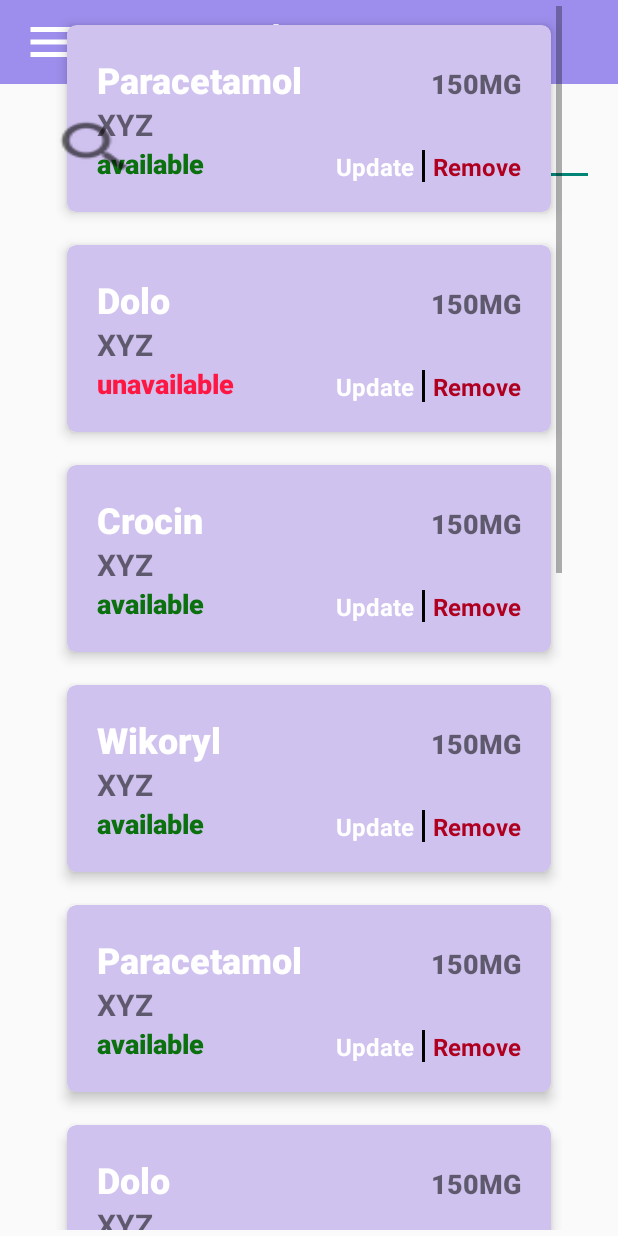
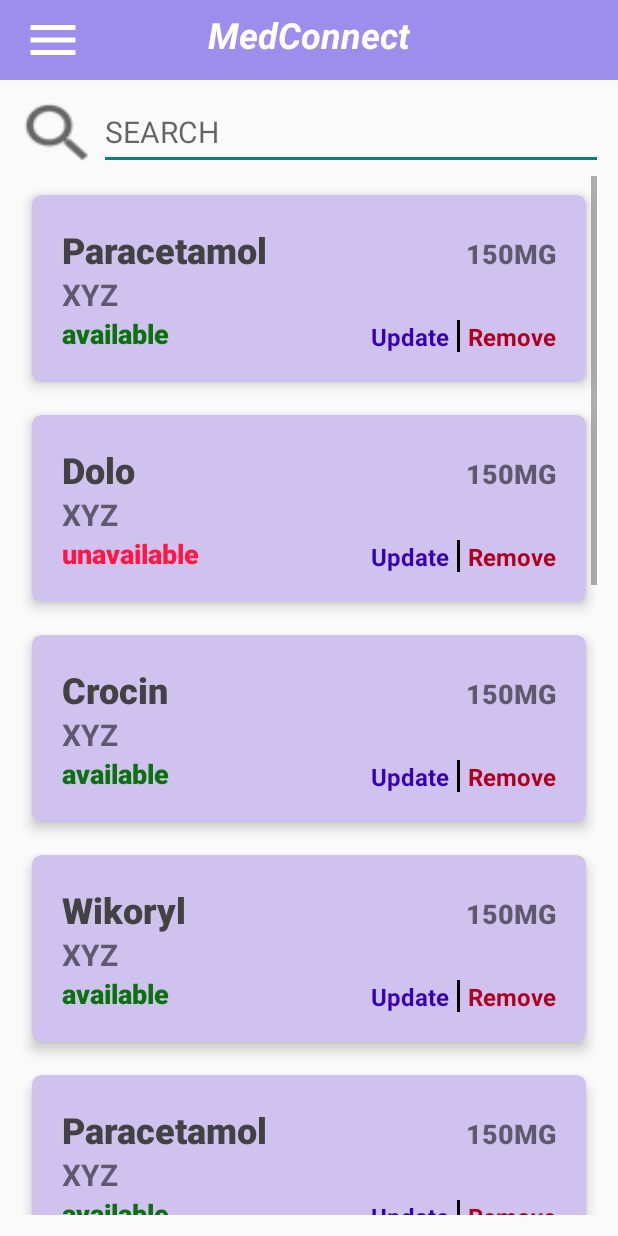
Before and after one commit to shobhi1310/MedConnect, an Android app: the ShopOwnerHome screen opened directly, with no data from a screen before it, on a phone screen of 412 x 824 dp. Run offline under Robolectric (Android 15) with nearby library versions, the phone set to English and light mode, and no system bars.

Commit message:
Shop Owner home page error fixed

```diff
--- a/app/src/main/res/layout/activity_shopowner_home_page.xml
+++ b/app/src/main/res/layout/activity_shopowner_home_page.xml
@@ -8,7 +8,8 @@
     android:id="@+id/sideNavbar"
     tools:context="com.example.medconnect.ShopOwnerHome">
 
-    <androidx.constraintlayout.widget.ConstraintLayout
+    <LinearLayout
+        android:orientation="vertical"
         android:layout_width="match_parent"
         android:layout_height="match_parent">
 
@@ -16,7 +17,7 @@
         <RelativeLayout
             android:id="@+id/toolBar"
             android:layout_width="match_parent"
-            android:layout_height="?actionBarSize"
+            android:layout_height="53dp"
             android:background="@color/purple"
             android:gravity="center_vertical"
             android:orientation="horizontal"
@@ -51,50 +52,81 @@
 
         </RelativeLayout>
 
+        <LinearLayout
+            android:layout_width="match_parent"
+            android:layout_height="match_parent"
+            android:orientation="vertical"
+            android:padding="10dp"
+            tools:layout_editor_absoluteY="49dp">
+
+            <!--        <Button-->
+            <!--            android:id="@+id/button4"-->
+            <!--            android:layout_width="59dp"-->
+            <!--            android:layout_height="43dp"-->
+            <!--            android:layout_marginTop="76dp"-->
+            <!--            android:background="?android:attr/actionModeWebSearchDrawable"-->
+            <!--            card_view:layout_constraintEnd_toStartOf="@+id/editTextTextPersonName2"-->
+            <!--            card_view:layout_constraintHorizontal_bias="1.0"-->
+            <!--            card_view:layout_constraintStart_toStartOf="parent"-->
+            <!--            card_view:layout_constraintTop_toTopOf="parent"-->
+            <!--            tools:layout_conversion_absoluteHeight="50dp"-->
+            <!--            tools:layout_conversion_absoluteWidth="56dp" />-->
+
+            <!--        <EditText-->
+            <!--            android:id="@+id/editTextTextPersonName2"-->
+            <!--            android:layout_width="wrap_content"-->
+            <!--            android:layout_height="wrap_content"-->
+            <!--            android:layout_marginTop="76dp"-->
+            <!--            android:layout_marginEnd="16dp"-->
+            <!--            android:ems="13"-->
+            <!--            android:hint="SEARCH"-->
+            <!--            android:inputType="textPersonName"-->
+            <!--            android:textSize="20dp"-->
+            <!--            card_view:layout_constraintEnd_toEndOf="parent"-->
+            <!--            card_view:layout_constraintTop_toTopOf="parent"-->
+            <!--            tools:layout_conversion_absoluteHeight="50dp"-->
+            <!--            tools:layout_conversion_absoluteWidth="336dp" />-->
+
+            <LinearLayout
+                android:layout_width="match_parent"
+                android:layout_height="wrap_content"
+                android:orientation="horizontal">
+
                 <Button
                     android:id="@+id/button4"
-            android:layout_width="59dp"
-            android:layout_height="43dp"
-            android:layout_marginTop="76dp"
-            android:background="?android:attr/actionModeWebSearchDrawable"
-            card_view:layout_constraintEnd_toStartOf="@+id/editTextTextPersonName2"
-            card_view:layout_constraintHorizontal_bias="1.0"
-            card_view:layout_constraintStart_toStartOf="parent"
-            card_view:layout_constraintTop_toTopOf="parent"
-            tools:layout_conversion_absoluteHeight="50dp"
-            tools:layout_conversion_absoluteWidth="56dp" />
+                    android:layout_width="56dp"
+                    android:layout_height="match_parent"
+                    android:layout_weight="0"
+                    android:background="?android:attr/actionModeWebSearchDrawable" />
 
                 <EditText
                     android:id="@+id/editTextTextPersonName2"
-            android:layout_width="wrap_content"
-            android:layout_height="wrap_content"
-            android:layout_marginTop="76dp"
-            android:layout_marginEnd="16dp"
+                    android:layout_width="match_parent"
+                    android:layout_height="match_parent"
                     android:ems="13"
                     android:hint="SEARCH"
                     android:inputType="textPersonName"
-            android:textSize="20dp"
-            card_view:layout_constraintEnd_toEndOf="parent"
-            card_view:layout_constraintTop_toTopOf="parent"
-            tools:layout_conversion_absoluteHeight="50dp"
-            tools:layout_conversion_absoluteWidth="336dp" />
+                    android:textSize="20dp" />
+            </LinearLayout>
 
             <androidx.recyclerview.widget.RecyclerView
                 android:id="@+id/shopOwnerHomePageRecyclerView"
-            android:layout_width="345dp"
-            android:layout_height="wrap_content"
+                android:layout_width="match_parent"
+                android:layout_height="match_parent"
                 android:padding="4dp"
                 android:scrollbars="vertical"
                 card_view:layout_constraintBottom_toBottomOf="parent"
                 card_view:layout_constraintEnd_toEndOf="parent"
+                card_view:layout_constraintHorizontal_bias="0.439"
                 card_view:layout_constraintStart_toStartOf="parent"
                 card_view:layout_constraintTop_toTopOf="parent"
-            card_view:layout_constraintVertical_bias="0.899"
+                card_view:layout_constraintVertical_bias="0.293"
                 tools:layout_conversion_absoluteHeight="589dp"
                 tools:layout_conversion_absoluteWidth="392dp" />
+        </LinearLayout>
 
 
-    </androidx.constraintlayout.widget.ConstraintLayout>
+    </LinearLayout>
     <com.google.android.material.navigation.NavigationView
     android:id="@+id/navigation"
     android:layout_width="wrap_content"
--- a/app/src/main/res/layout/shop_owner_home_card.xml
+++ b/app/src/main/res/layout/shop_owner_home_card.xml
@@ -31,7 +31,7 @@
                 android:fontFamily="sans-serif-black"
                 android:text="Paracetamol"
                 android:textAlignment="viewStart"
-                android:textColor="@color/colorPrimary"
+                android:textColor="@color/cardview_dark_background"
                 android:textSize="24sp" />
 
             <TextView
@@ -86,7 +86,7 @@
                     android:layout_weight="1"
                     android:paddingRight="5dp"
                     android:text="Update"
-                    android:textColor="@color/colorPrimaryDark"
+                    android:textColor="@color/design_default_color_primary_variant"
                     android:textSize="16dp"
                     android:textStyle="bold" />
 
```
Lines whose indentation alone changed are shown as unchanged.
